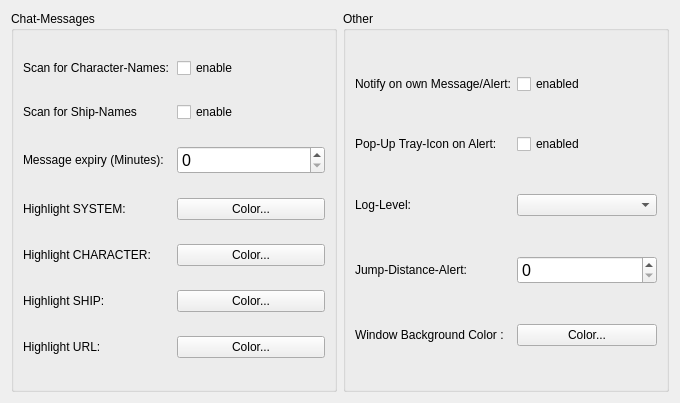
Old version of the form src/vi/ui/GeneralForm.ui in the repository Subtalime/vintel.
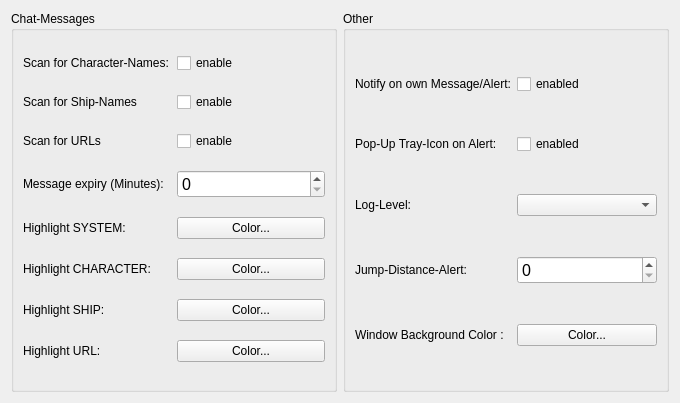
New version of the form.

```diff
--- a/src/vi/ui/GeneralForm.ui
+++ b/src/vi/ui/GeneralForm.ui
@@ -25,14 +25,42 @@
         <bool>true</bool>
        </property>
        <layout class="QGridLayout" name="gridLayout_9">
-        <item row="0" column="1">
-         <widget class="QLabel" name="label_18">
+        <item row="4" column="3">
+         <widget class="QPushButton" name="pbColorSystem">
           <property name="text">
-           <string>Scan for Character-Names:</string>
+           <string>Color...</string>
           </property>
          </widget>
         </item>
-        <item row="2" column="2">
+        <item row="5" column="1">
+         <widget class="QLabel" name="label_3">
+          <property name="text">
+           <string>Highlight CHARACTER:</string>
+          </property>
+         </widget>
+        </item>
+        <item row="5" column="3">
+         <widget class="QPushButton" name="pbColorCharacter">
+          <property name="text">
+           <string>Color...</string>
+          </property>
+         </widget>
+        </item>
+        <item row="6" column="1">
+         <widget class="QLabel" name="label_4">
+          <property name="text">
+           <string>Highlight SHIP:</string>
+          </property>
+         </widget>
+        </item>
+        <item row="7" column="3">
+         <widget class="QPushButton" name="pbColorUrl">
+          <property name="text">
+           <string>Color...</string>
+          </property>
+         </widget>
+        </item>
+        <item row="3" column="3">
          <widget class="QSpinBox" name="spinMessageExpiry">
           <property name="font">
            <font>
@@ -41,24 +69,7 @@
           </property>
          </widget>
         </item>
-        <item row="1" column="1">
-         <widget class="QLabel" name="label_19">
-          <property name="text">
-           <string>Scan for Ship-Names</string>
-          </property>
-         </widget>
-        </item>
-        <item row="0" column="2">
-         <widget class="QCheckBox" name="checkScanCharacter">
-          <property name="toolTip">
-           <string>scan messages for Character-Names and provide a link to zKillboard</string>
-          </property>
-          <property name="text">
-           <string>enable</string>
-          </property>
-         </widget>
-        </item>
-        <item row="1" column="2">
+        <item row="1" column="3">
          <widget class="QCheckBox" name="checkShipNames">
           <property name="toolTip">
            <string>analyse Chat-Messages for Ship-Names and provide a link to zKillboard</string>
@@ -68,66 +79,69 @@
           </property>
          </widget>
         </item>
-        <item row="2" column="1">
+        <item row="3" column="1">
          <widget class="QLabel" name="label_20">
           <property name="text">
            <string>Message expiry (Minutes):</string>
           </property>
          </widget>
         </item>
-        <item row="3" column="2">
-         <widget class="QPushButton" name="pbColorSystem">
-          <property name="text">
-           <string>Color...</string>
-          </property>
-         </widget>
-        </item>
-        <item row="3" column="1">
-         <widget class="QLabel" name="label_2">
-          <property name="text">
-           <string>Highlight SYSTEM:</string>
-          </property>
-         </widget>
-        </item>
-        <item row="4" column="1">
-         <widget class="QLabel" name="label_3">
-          <property name="text">
-           <string>Highlight CHARACTER:</string>
-          </property>
-         </widget>
-        </item>
-        <item row="5" column="1">
-         <widget class="QLabel" name="label_4">
-          <property name="text">
-           <string>Highlight SHIP:</string>
-          </property>
-         </widget>
-        </item>
-        <item row="4" column="2">
-         <widget class="QPushButton" name="pbColorCharacter">
-          <property name="text">
-           <string>Color...</string>
-          </property>
-         </widget>
-        </item>
-        <item row="5" column="2">
+        <item row="6" column="3">
          <widget class="QPushButton" name="pbColorShip">
           <property name="text">
            <string>Color...</string>
           </property>
          </widget>
         </item>
-        <item row="6" column="1">
+        <item row="7" column="1">
          <widget class="QLabel" name="label_5">
           <property name="text">
            <string>Highlight URL:</string>
           </property>
          </widget>
         </item>
-        <item row="6" column="2">
-         <widget class="QPushButton" name="pbColorUrl">
+        <item row="2" column="1">
+         <widget class="QLabel" name="label_6">
           <property name="text">
-           <string>Color...</string>
+           <string>Scan for URLs</string>
+          </property>
+         </widget>
+        </item>
+        <item row="0" column="1">
+         <widget class="QLabel" name="label_18">
+          <property name="text">
+           <string>Scan for Character-Names:</string>
+          </property>
+         </widget>
+        </item>
+        <item row="1" column="1">
+         <widget class="QLabel" name="label_19">
+          <property name="text">
+           <string>Scan for Ship-Names</string>
+          </property>
+         </widget>
+        </item>
+        <item row="4" column="1">
+         <widget class="QLabel" name="label_2">
+          <property name="text">
+           <string>Highlight SYSTEM:</string>
+          </property>
+         </widget>
+        </item>
+        <item row="0" column="3">
+         <widget class="QCheckBox" name="checkScanCharacter">
+          <property name="toolTip">
+           <string>scan messages for Character-Names and provide a link to zKillboard</string>
+          </property>
+          <property name="text">
+           <string>enable</string>
+          </property>
+         </widget>
+        </item>
+        <item row="2" column="3">
+         <widget class="QCheckBox" name="checkURL">
+          <property name="text">
+           <string>enable</string>
           </property>
          </widget>
         </item>
```
